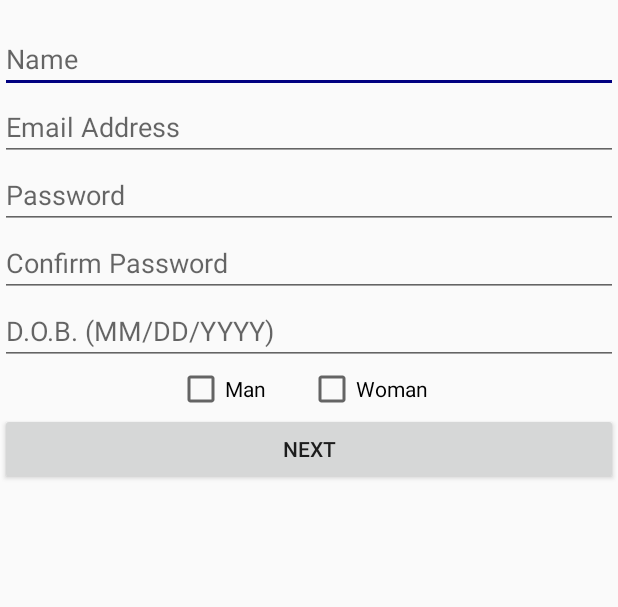
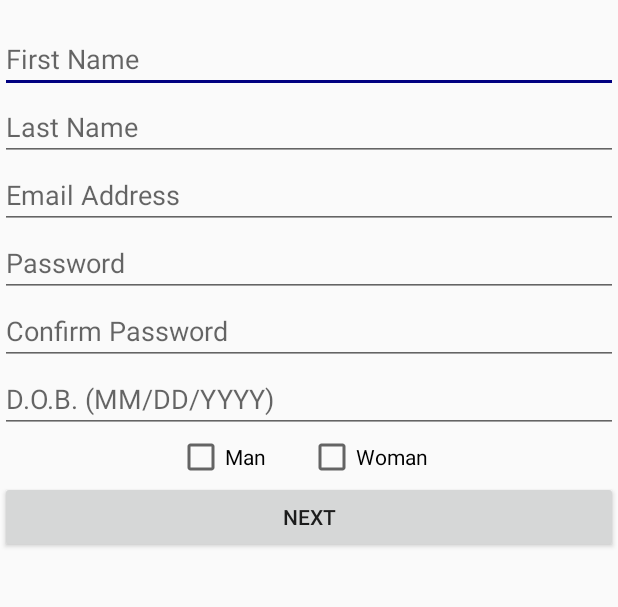
Before and after one commit to dwalee/FrontierApp, an Android app: the Register screen opened directly, with no data from a screen before it, after a tap on "NEXT", on a phone screen of 412 x 824 dp, the part 116-723 px from its top. Run offline under Robolectric (Android 15) with nearby library versions, the phone set to English and light mode, and no system bars; our stand-ins replace Firebase (no records; nobody signed in at launch, a user with empty details on screens opened directly); Roboto replaces fonts that are not available here; 1 statement that could not run was skipped.

Commit message:
1. remodeled partners view 2. new users will now be added to realtime and firestore 3. remodeled register UI from name to first and last name

```diff
--- a/app/src/main/java/com/frontierapp/frontierapp/PartnerItemRecyclerAdapter.java
+++ b/app/src/main/java/com/frontierapp/frontierapp/PartnerItemRecyclerAdapter.java
@@ -1,5 +1,6 @@
 package com.frontierapp.frontierapp;
 
+import android.content.Context;
 import android.support.v7.widget.RecyclerView;
 import android.util.Log;
 import android.view.LayoutInflater;
@@ -15,9 +16,11 @@ import java.util.List;
 
 public class PartnerItemRecyclerAdapter extends RecyclerView.Adapter<PartnerViewHolder> {
     private List<PartnershipViewData> partnershipViewDataList;
+    private Context context;
 
-    public PartnerItemRecyclerAdapter(List<PartnershipViewData> partnershipViewDataList) {
+    public PartnerItemRecyclerAdapter(Context context, List<PartnershipViewData> partnershipViewDataList) {
         this.partnershipViewDataList = partnershipViewDataList;
+        this.context = context;
     }
 
     @Override
@@ -38,6 +41,7 @@ public class PartnerItemRecyclerAdapter extends RecyclerView.Adapter<PartnerView
             @Override
             public void onClick(View v) {
                 Log.i("onClick: ",  Integer.toString(position));
+                Toast.makeText(context, Integer.toString(position), Toast.LENGTH_LONG).show();
             }
         });
     }
--- a/app/src/main/java/com/frontierapp/frontierapp/PartnerViewHolder.java
+++ b/app/src/main/java/com/frontierapp/frontierapp/PartnerViewHolder.java
@@ -3,6 +3,7 @@ package com.frontierapp.frontierapp;
 import android.support.v7.widget.AppCompatButton;
 import android.support.v7.widget.RecyclerView;
 import android.view.View;
+import android.widget.ImageButton;
 import android.widget.ImageView;
 import android.widget.TextView;
 
@@ -13,13 +14,13 @@ import android.widget.TextView;
 public class PartnerViewHolder extends RecyclerView.ViewHolder {
     ImageView partnerAvatarImageView;
     TextView partnerNameTextView;
-    AppCompatButton partnershipRequest;
+    ImageButton partnershipRequest;
 
     public PartnerViewHolder(final View itemView) {
         super(itemView);
 
         partnerAvatarImageView = (ImageView) itemView.findViewById(R.id.partnerAvatarImageView);
         partnerNameTextView = (TextView) itemView.findViewById(R.id.partnerNameTextView);
-        partnershipRequest = (AppCompatButton) itemView.findViewById(R.id.partnershipRequestButton);
+        partnershipRequest = (ImageButton) itemView.findViewById(R.id.partnershipRequestButton);
     }
 }
--- a/app/src/main/java/com/frontierapp/frontierapp/Partners.java
+++ b/app/src/main/java/com/frontierapp/frontierapp/Partners.java
@@ -138,7 +138,7 @@ public class Partners extends Fragment{
                 partnerRecyclerView.setLayoutManager(new LinearLayoutManager(getContext()));
                 partnerRecyclerView.setHasFixedSize(true);
                 PartnerItemRecyclerAdapter partnerItemRecyclerAdapter = new
-                        PartnerItemRecyclerAdapter(partnershipViewDataList);
+                        PartnerItemRecyclerAdapter(getContext(), partnershipViewDataList);
                 partnerRecyclerView.setAdapter(partnerItemRecyclerAdapter);
             }
 
--- a/app/src/main/java/com/frontierapp/frontierapp/Register.java
+++ b/app/src/main/java/com/frontierapp/frontierapp/Register.java
@@ -14,19 +14,28 @@ import android.widget.EditText;
 import android.widget.Toast;
 
 import com.google.android.gms.tasks.OnCompleteListener;
+import com.google.android.gms.tasks.OnFailureListener;
+import com.google.android.gms.tasks.OnSuccessListener;
 import com.google.android.gms.tasks.Task;
 import com.google.firebase.auth.AuthResult;
 import com.google.firebase.auth.FirebaseAuth;
 import com.google.firebase.auth.FirebaseUser;
 import com.google.firebase.database.DatabaseReference;
 import com.google.firebase.database.FirebaseDatabase;
+import com.google.firebase.firestore.FirebaseFirestore;
+
+import java.text.ParseException;
+import java.text.SimpleDateFormat;
+import java.util.Date;
+import java.util.HashMap;
+import java.util.Map;
 
 public class Register extends AppCompatActivity {
 
-    private EditText userPassword, userEmail, name, conPassword, dateOfBirth;
-    private Button next;
+    private EditText userPasswordEditText, userEmailEditText, firstNameEditText, lastNameEditText, conPasswordEditText, dateOfBirthEditText;
+    private Button nextButton;
     private String TAG;
-    private CheckBox man, woman;
+    private CheckBox manGenderCheckBox, womanGenderCheckBox;
     private FirebaseAuth mAuth;
     private FirebaseAuth.AuthStateListener mAuthListener;
     private FirebaseDatabase mFirebaseDatabase;
@@ -34,20 +43,23 @@ public class Register extends AppCompatActivity {
     private ProgressDialog progressDialog;
     private DatabaseReference databaseUser;
     private FirebaseUser user;
+    private FirebaseFirestore firestoreUser = FirebaseFirestore.getInstance();
+    private User newUser;
 
     @Override
     protected void onCreate(final Bundle savedInstanceState) {
         super.onCreate(savedInstanceState);
         setContentView(R.layout.activity_registerpage);
 
-        userPassword = (EditText) findViewById(R.id.userPassword);
-        userEmail = (EditText) findViewById(R.id.userEmail);
-        name = (EditText) findViewById(R.id.name);
-        conPassword = (EditText) findViewById(R.id.conPassword);
-        dateOfBirth = (EditText) findViewById(R.id.dateOfBirth);
-        man = (CheckBox) findViewById(R.id.man);
-        woman = (CheckBox) findViewById(R.id.woman);
-        next = (Button) findViewById(R.id.next);
+        userPasswordEditText = (EditText) findViewById(R.id.userPasswordEditText);
+        userEmailEditText = (EditText) findViewById(R.id.userEmailEditText);
+        firstNameEditText = (EditText) findViewById(R.id.firstNameEditText);
+        lastNameEditText = (EditText) findViewById(R.id.lastNameEditText);
+        conPasswordEditText = (EditText) findViewById(R.id.conPasswordEditText);
+        dateOfBirthEditText = (EditText) findViewById(R.id.dateOfBirthEditText);
+        manGenderCheckBox = (CheckBox) findViewById(R.id.manGenderCheckBox);
+        womanGenderCheckBox = (CheckBox) findViewById(R.id.womanGenderCheckBox);
+        nextButton = (Button) findViewById(R.id.nextButton);
 
 
         mAuth = FirebaseAuth.getInstance();
@@ -71,7 +83,7 @@ public class Register extends AppCompatActivity {
             }
         };
 
-        next.setOnClickListener(new View.OnClickListener() {
+        nextButton.setOnClickListener(new View.OnClickListener() {
             @Override
             public void onClick(View View) {
                 registerUser();
@@ -84,17 +96,88 @@ public class Register extends AppCompatActivity {
         });
     }
 
+    //Unique key must be added preferably from Auth key created
+    //Add User to firestore
+    public void addUser(String uid){
+        String emailText = userEmailEditText.getText().toString();
+        String passwordText = userPasswordEditText.getText().toString();
+        String conPasswordText = conPasswordEditText.getText().toString();
+        String firstNameText = firstNameEditText.getText().toString();
+        String lastNameText = lastNameEditText.getText().toString();
+        String birthDateText = dateOfBirthEditText.getText().toString();
+        String gender;
+        Date birthDate = new Date();
+
+        SimpleDateFormat dateFormat = new SimpleDateFormat("MM/dd/yyyy");
+        try {
+            birthDate = dateFormat.parse(birthDateText);
+        } catch (ParseException e) {
+            e.printStackTrace();
+        }
+
+        if (womanGenderCheckBox.isChecked()) {
+            gender = "woman";
+        } else {
+            gender = "man";
+        };
+
+        newUser = new User(uid, firstNameText, lastNameText, passwordText, birthDate,
+                gender, emailText);
+        Map<String, Object> userInfo = new HashMap<>();
+        userInfo.put("uid", newUser.getUid());
+        userInfo.put("first_name", newUser.getFirst_name());
+        userInfo.put("last_name", newUser.getLast_name());
+        userInfo.put("email", newUser.getEmail());
+        userInfo.put("birthdate", newUser.getBirthdate());
+        userInfo.put("gender", newUser.getGender());
+        userInfo.put("password", newUser.getPassword());
+
+        Map<String, Object> user = new HashMap<>();
+
+        user.put("User", userInfo);
+        firestoreUser.collection("UserInformation").document("Users")
+                .collection("User").document(uid)
+                .set(user)
+                .addOnSuccessListener(new OnSuccessListener<Void>() {
+            @Override
+            public void onSuccess(Void aVoid) {
+                Toast.makeText(Register.this, "You account has been created."
+                        , Toast.LENGTH_LONG)
+                        .show();
+            }
+        })
+        .addOnFailureListener(new OnFailureListener() {
+            @Override
+            public void onFailure(@NonNull Exception e) {
+                Toast.makeText(Register.this, "Account creation failed!"
+                        , Toast.LENGTH_LONG)
+                        .show();
+            }
+        });
+
+    }
+
     // Provides user data such as name email, and birthday
-    private void addUser() {
+   private void addUser() {
 
-        String emailText = userEmail.getText().toString();
-        String passwordText = userPassword.getText().toString();
-        String conPasswordText = conPassword.getText().toString();
-        String nameText = name.getText().toString();
-        String birthDate = dateOfBirth.getText().toString();
+        String emailText = userEmailEditText.getText().toString();
+        String passwordText = userPasswordEditText.getText().toString();
+        String conPasswordText = conPasswordEditText.getText().toString();
+        String firstNameText = firstNameEditText.getText().toString();
+        String lastName = lastNameEditText.getText().toString();
+        String fullName = firstNameText + " " + lastName;
+        String birthDateText = dateOfBirthEditText.getText().toString();
         String gender;
+        Date birthDate = new Date();
 
-        if (woman.isChecked()) {
+        SimpleDateFormat dateFormat = new SimpleDateFormat("MM/dd/yyyy");
+        try {
+            birthDate = dateFormat.parse(birthDateText);
+        } catch (ParseException e) {
+            e.printStackTrace();
+        }
+
+        if (womanGenderCheckBox.isChecked()) {
             gender = "woman";
         } else {
             gender = "man";
@@ -104,10 +187,10 @@ public class Register extends AppCompatActivity {
         //Checks to see if editText boxes are empty
 
         if (!TextUtils.isEmpty(emailText) && !TextUtils.isEmpty(passwordText) && !TextUtils.isEmpty(conPasswordText) &&
-                !TextUtils.isEmpty(nameText) && !TextUtils.isEmpty(birthDate) && (woman.isChecked()|| man.isChecked())){
+                !TextUtils.isEmpty(fullName) && !TextUtils.isEmpty(birthDateText) && (womanGenderCheckBox.isChecked()|| manGenderCheckBox.isChecked())){
             String id = databaseUser.push().getKey();
 
-            UserInformation userInformation = new UserInformation(nameText, emailText,passwordText,birthDate,gender);
+            UserInformation userInformation = new UserInformation(birthDateText ,passwordText, emailText, fullName,gender);
 
             databaseUser.child("user").child(userID).setValue(userInformation);
 
@@ -122,7 +205,7 @@ public class Register extends AppCompatActivity {
             // Seeks data from users to put in database
         }
         if(TextUtils.isEmpty(emailText) && TextUtils.isEmpty(passwordText) && TextUtils.isEmpty(conPasswordText) &&
-                TextUtils.isEmpty(nameText) && TextUtils.isEmpty(birthDate)){
+                TextUtils.isEmpty(fullName) && TextUtils.isEmpty(birthDateText)){
             Toast.makeText(Register.this, "Please fill out all fields", Toast.LENGTH_LONG).show();
 
         }
@@ -132,9 +215,8 @@ public class Register extends AppCompatActivity {
     private void registerUser(){
 
         //Converting  editText views to strings
-        String emailText = userEmail.getText().toString();
-        String passwordText = userPassword.getText().toString();
-
+        String emailText = userEmailEditText.getText().toString();
+        String passwordText = userPasswordEditText.getText().toString();
         progressDialog.setMessage("Registering Please Wait...");
         progressDialog.show();
 
@@ -145,7 +227,8 @@ public class Register extends AppCompatActivity {
                     @Override
                     public void onComplete(@NonNull Task<AuthResult> task) {
                         Log.d(TAG, "createUserWithEmail:onComplete:" + task.isSuccessful());
-
+                        String newUserID = task.getResult().getUser().getUid();
+                        addUser(newUserID);
                         // If sign in fails, display a message to the user. If sign in succeeds
                         // the auth state listener will be notified and logic to handle the
                         // signed in user can be handled in the listener.
--- a/app/src/main/java/com/frontierapp/frontierapp/User.java
+++ b/app/src/main/java/com/frontierapp/frontierapp/User.java
@@ -1,19 +1,41 @@
 package com.frontierapp.frontierapp;
+
+import java.util.Date;
 
 public class User {
     private String uid;
     private String first_name;
     private String last_name;
     private String password;
-    private String birthdate;
+    private Date birthdate;
+    private String gender;
+    private String email;
+
+    public String getEmail() {
+        return email;
+    }
+
+    public void setEmail(String email) {
+        this.email = email;
+    }
+
+    public String getGender() {
+        return gender;
+    }
+
+    public void setGender(String gender) {
+        this.gender = gender;
+    }
 
     public User(String uid, String first_name, String last_name,
-                String password, String birthdate) {
+                String password, Date birthdate, String gender, String email) {
         this.uid = uid;
         this.first_name = first_name;
         this.last_name = last_name;
         this.password = password;
         this.birthdate = birthdate;
+        this.gender = gender;
+        this.email = email;
     }
 
     public User() {
@@ -51,11 +73,11 @@ public class User {
         this.password = password;
     }
 
-    public String getBirthdate() {
+    public Date getBirthdate() {
         return birthdate;
     }
 
-    public void setBirthdate(String birthdate) {
+    public void setBirthdate(Date birthdate) {
         this.birthdate = birthdate;
     }
 }
--- a/app/src/main/res/layout/activity_registerpage.xml
+++ b/app/src/main/res/layout/activity_registerpage.xml
@@ -7,85 +7,95 @@
     tools:context="com.frontierapp.frontierapp.Register">
 
     <EditText
-        android:id="@+id/name"
+        android:id="@+id/firstNameEditText"
         android:layout_width="match_parent"
         android:layout_height="wrap_content"
         android:layout_alignParentTop="true"
         android:layout_centerHorizontal="true"
         android:layout_marginTop="94dp"
         android:ems="10"
-        android:hint="Name"
+        android:hint="First Name"
         android:inputType="textPersonName" />
 
     <EditText
-        android:id="@+id/userEmail"
+        android:id="@+id/lastNameEditText"
+        android:layout_width="match_parent"
+        android:layout_height="wrap_content"
+        android:layout_centerHorizontal="true"
+        android:ems="10"
+        android:hint="Last Name"
+        android:inputType="textPersonName"
+        android:layout_below="@id/firstNameEditText"/>
+
+    <EditText
+        android:id="@+id/userEmailEditText"
         android:layout_width="match_parent"
         android:layout_height="wrap_content"
         android:layout_alignParentStart="true"
-        android:layout_below="@+id/name"
+        android:layout_below="@+id/lastNameEditText"
         android:ems="10"
         android:hint="Email Address"
         android:inputType="textEmailAddress|textPersonName" />
 
     <EditText
-        android:id="@+id/userPassword"
+        android:id="@+id/userPasswordEditText"
         android:layout_width="match_parent"
         android:layout_height="wrap_content"
-        android:layout_below="@+id/userEmail"
+        android:layout_below="@+id/userEmailEditText"
         android:layout_centerHorizontal="true"
         android:ems="10"
         android:hint="Password"
         android:inputType="textPassword" />
 
     <EditText
-        android:id="@+id/conPassword"
+        android:id="@+id/conPasswordEditText"
         android:layout_width="match_parent"
         android:layout_height="wrap_content"
-        android:layout_below="@+id/userPassword"
+        android:layout_below="@+id/userPasswordEditText"
         android:layout_centerHorizontal="true"
         android:ems="10"
         android:hint="Confirm Password"
         android:inputType="textPassword" />
 
     <CheckBox
-        android:id="@+id/man"
+        android:id="@+id/manGenderCheckBox"
         android:layout_width="wrap_content"
         android:layout_height="wrap_content"
         android:text="Man"
-        android:layout_below="@+id/dateOfBirth"
-        android:layout_alignStart="@+id/textView" />
+        android:layout_below="@+id/dateOfBirthEditText"
+        android:layout_alignStart="@+id/registForFrontierTextView" />
 
     <CheckBox
-        android:id="@+id/woman"
+        android:id="@+id/womanGenderCheckBox"
         android:layout_width="wrap_content"
         android:layout_height="wrap_content"
-        android:layout_alignBaseline="@+id/man"
-        android:layout_alignBottom="@+id/man"
+        android:layout_alignBaseline="@+id/manGenderCheckBox"
+        android:layout_alignBottom="@+id/manGenderCheckBox"
         android:layout_marginStart="28dp"
-        android:layout_toEndOf="@+id/man"
+        android:layout_toEndOf="@+id/manGenderCheckBox"
         android:text="Woman" />
 
     <EditText
-        android:id="@+id/dateOfBirth"
+        android:id="@+id/dateOfBirthEditText"
         android:layout_width="match_parent"
         android:layout_height="wrap_content"
-        android:layout_below="@+id/conPassword"
+        android:layout_below="@+id/conPasswordEditText"
         android:layout_centerHorizontal="true"
         android:ems="10"
         android:hint="D.O.B. (MM/DD/YYYY)"
         android:inputType="date" />
 
     <Button
-        android:id="@+id/next"
+        android:id="@+id/nextButton"
         android:layout_width="match_parent"
         android:layout_height="wrap_content"
-        android:layout_below="@+id/man"
+        android:layout_below="@+id/manGenderCheckBox"
         android:layout_centerHorizontal="true"
         android:text="Next"
         android:onClick="onClick"/>
 
     <TextView
-        android:id="@+id/textView"
+        android:id="@+id/registForFrontierTextView"
         android:layout_width="wrap_content"
         android:layout_height="wrap_content"
         android:layout_alignParentTop="true"
```
Also changed, not shown: app/src/main/java/com/frontierapp/frontierapp/HomePage.java (+29 -21 lines), app/src/main/res/layout/partner_item_layout.xml (+25 -12 lines), app/src/main/res/drawable/account_plus.png (added).
